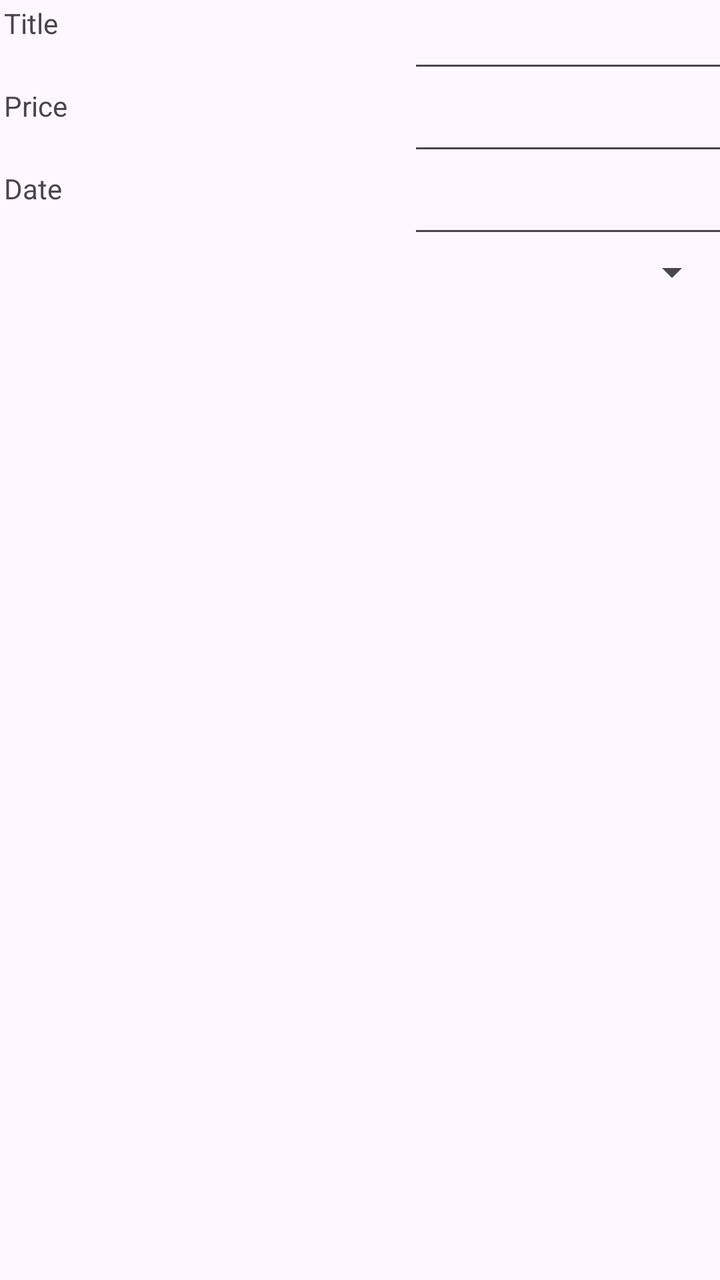
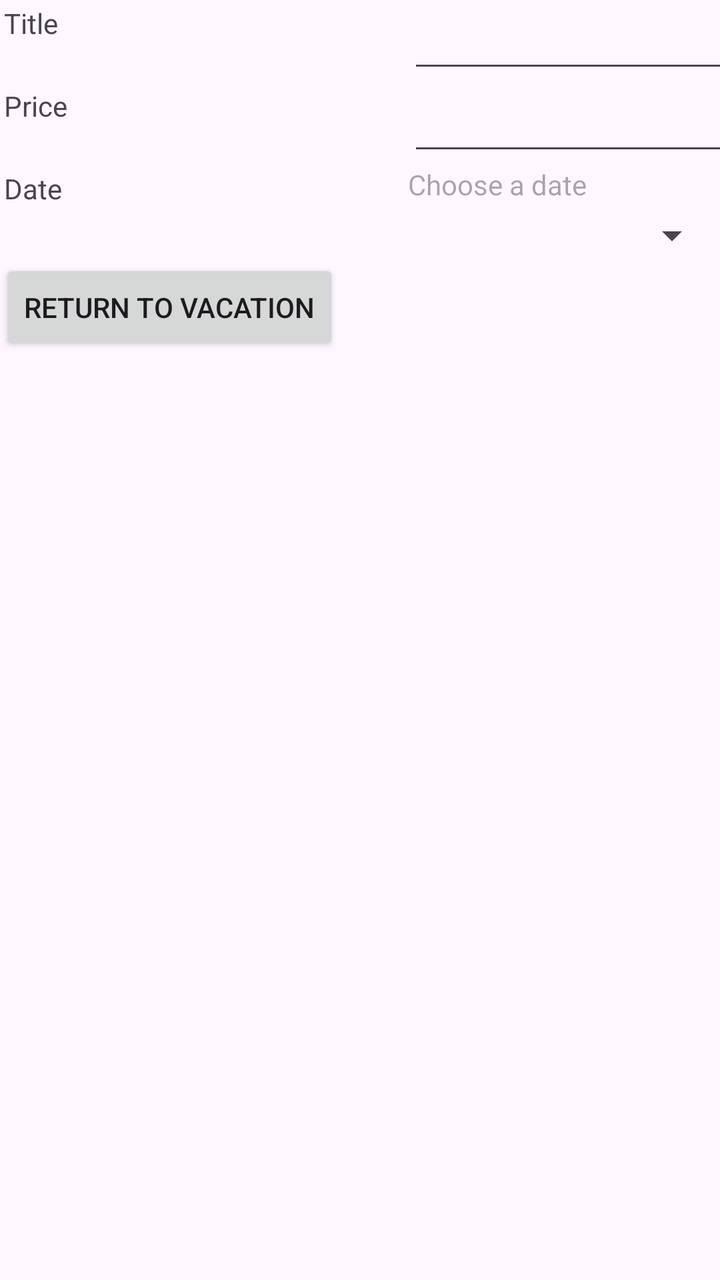

The first picture is an Android layout as it rendered before a commit; the second is the same layout after the commit. The layout source and the unified diff follow.
<!-- AndroidManifest.xml: application theme Theme.D308_PA -->
<!-- res/layout/activity_excursion_details.xml -->
<?xml version="1.0" encoding="utf-8"?>
<androidx.constraintlayout.widget.ConstraintLayout xmlns:android="http://schemas.android.com/apk/res/android"
    xmlns:app="http://schemas.android.com/apk/res-auto"
    xmlns:tools="http://schemas.android.com/tools"
    android:id="@+id/main"
    android:layout_width="match_parent"
    android:layout_height="match_parent"
    tools:context=".UI.ExcursionDetails">
    <androidx.appcompat.widget.LinearLayoutCompat
        android:layout_width="match_parent"
        android:layout_height="match_parent"
        android:orientation="vertical"
        tools:layout_editor_absoluteX="-64dp"
        tools:layout_editor_absoluteY="46dp">

        <androidx.appcompat.widget.LinearLayoutCompat
            android:layout_width="wrap_content"
            android:layout_height="wrap_content"
            android:orientation="horizontal">

            <TextView
                android:layout_margin="2dp"
                android:layout_width="200dp"
                android:layout_height="match_parent"
                android:text="Title"/>
            <EditText
                android:layout_width="200dp"
                android:layout_height="match_parent"
                android:id="@+id/excursionTitle"/>
        </androidx.appcompat.widget.LinearLayoutCompat>

        <androidx.appcompat.widget.LinearLayoutCompat
            android:layout_width="wrap_content"
            android:layout_height="wrap_content"
            android:orientation="horizontal">

            <TextView
                android:layout_margin="2dp"
                android:layout_width="200dp"
                android:layout_height="match_parent"
                android:text="Price"/>
            <EditText
                android:layout_width="200dp"
                android:layout_height="match_parent"
                android:id="@+id/excursionPrice"/>
        </androidx.appcompat.widget.LinearLayoutCompat>
        <androidx.appcompat.widget.LinearLayoutCompat
            android:layout_width="match_parent"
            android:layout_height="wrap_content"
            android:orientation="horizontal">
            <TextView
                android:layout_margin="2dp"
                android:layout_width="200dp"
                android:layout_height="match_parent"
                android:text="Date"/>
            <EditText
                android:layout_width="200dp"
                android:layout_height="match_parent"
                android:id="@+id/excursiondate"/>
        </androidx.appcompat.widget.LinearLayoutCompat>
        <Spinner
            android:id="@+id/spinner"
            android:layout_width="match_parent"
            android:layout_height="wrap_content" />

    </androidx.appcompat.widget.LinearLayoutCompat>

</androidx.constraintlayout.widget.ConstraintLayout>
<!-- resources referenced by this layout -->
<resources>
  <style name="Theme.D308_PA" parent="Base.Theme.D308_PA" />
  <style name="Base.Theme.D308_PA" parent="Theme.Material3.DayNight">
          
          
      </style>
</resources>

<!-- the commit's change to res/layout/activity_excursion_details.xml (unified diff, before → after) -->
@@ -6,12 +6,13 @@
     android:layout_width="match_parent"
     android:layout_height="match_parent"
     tools:context=".UI.ExcursionDetails">
+
     <androidx.appcompat.widget.LinearLayoutCompat
         android:layout_width="match_parent"
         android:layout_height="match_parent"
         android:orientation="vertical"
-        tools:layout_editor_absoluteX="-64dp"
-        tools:layout_editor_absoluteY="46dp">
+        tools:layout_editor_absoluteX="16dp"
+        tools:layout_editor_absoluteY="27dp">
 
         <androidx.appcompat.widget.LinearLayoutCompat
             android:layout_width="wrap_content"
@@ -19,14 +20,15 @@
             android:orientation="horizontal">
 
             <TextView
-                android:layout_margin="2dp"
                 android:layout_width="200dp"
                 android:layout_height="match_parent"
-                android:text="Title"/>
+                android:layout_margin="2dp"
+                android:text="Title" />
+
             <EditText
+                android:id="@+id/excursionTitle"
                 android:layout_width="200dp"
-                android:layout_height="match_parent"
-                android:id="@+id/excursionTitle"/>
+                android:layout_height="match_parent" />
         </androidx.appcompat.widget.LinearLayoutCompat>
 
         <androidx.appcompat.widget.LinearLayoutCompat
@@ -35,34 +37,46 @@
             android:orientation="horizontal">
 
             <TextView
-                android:layout_margin="2dp"
                 android:layout_width="200dp"
                 android:layout_height="match_parent"
-                android:text="Price"/>
+                android:layout_margin="2dp"
+                android:text="Price" />
+
             <EditText
+                android:id="@+id/excursionPrice"
                 android:layout_width="200dp"
-                android:layout_height="match_parent"
-                android:id="@+id/excursionPrice"/>
+                android:layout_height="match_parent" />
         </androidx.appcompat.widget.LinearLayoutCompat>
+
         <androidx.appcompat.widget.LinearLayoutCompat
             android:layout_width="match_parent"
             android:layout_height="wrap_content"
             android:orientation="horizontal">
+
             <TextView
-                android:layout_margin="2dp"
                 android:layout_width="200dp"
                 android:layout_height="match_parent"
-                android:text="Date"/>
-            <EditText
+                android:layout_margin="2dp"
+                android:text="Date" />
+
+            <TextView
+                android:id="@+id/excursiondate"
                 android:layout_width="200dp"
                 android:layout_height="match_parent"
-                android:id="@+id/excursiondate"/>
+                android:hint="Choose a date" />
         </androidx.appcompat.widget.LinearLayoutCompat>
+
         <Spinner
             android:id="@+id/spinner"
             android:layout_width="match_parent"
             android:layout_height="wrap_content" />
 
+        <Button
+            android:id="@+id/button3"
+            android:layout_width="wrap_content"
+            android:layout_height="wrap_content"
+            android:text="Return to Vacation" />
+
     </androidx.appcompat.widget.LinearLayoutCompat>
 
 </androidx.constraintlayout.widget.ConstraintLayout>
